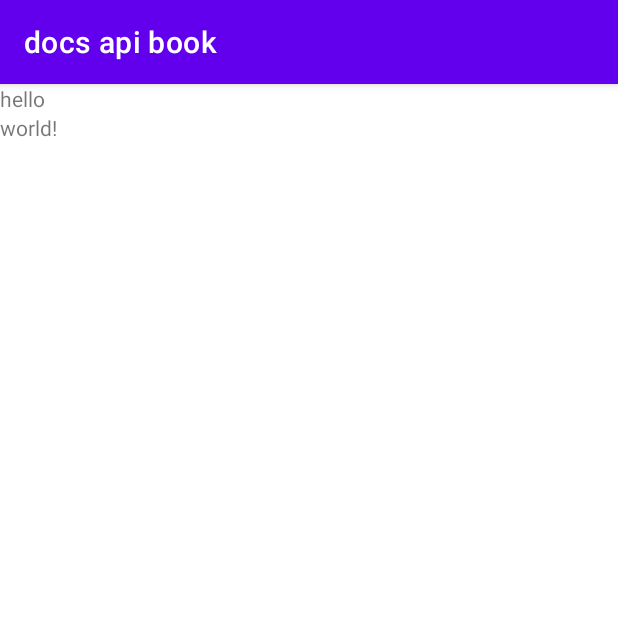
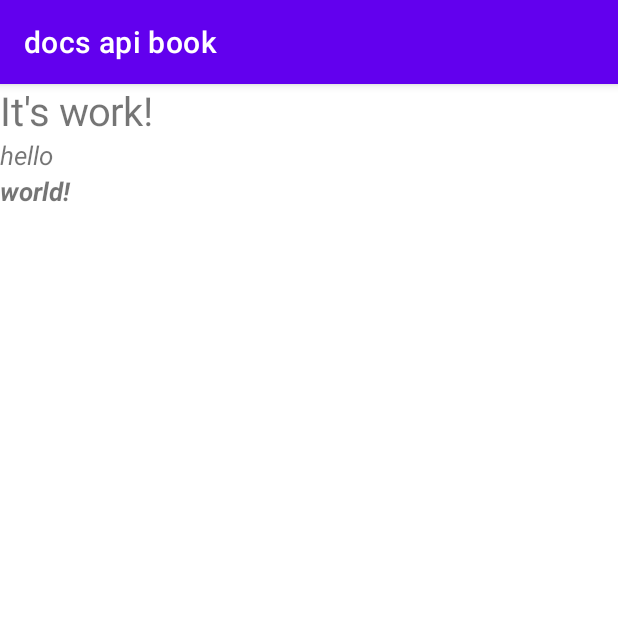
Before and after one commit to intbyte-100/dap, an Android app: the screen it shows after launch (MainActivity), on a phone screen of 412 x 824 dp, the top half of it. Run offline under Robolectric (Android 15) with nearby library versions, the phone set to English and light mode, and no system bars.

Commit message:
add Text styling

```diff
--- a/app/src/main/java/com/intkgc/dap/activities/DocsPageFragment.kt
+++ b/app/src/main/java/com/intkgc/dap/activities/DocsPageFragment.kt
@@ -1,7 +1,9 @@
 package com.intkgc.dap.activities
 
 import android.annotation.SuppressLint
+import android.graphics.Typeface
 import android.os.Bundle
+import android.util.TypedValue
 import android.view.LayoutInflater
 import android.view.View
 import android.view.ViewGroup
@@ -15,13 +17,29 @@ import com.intkgc.dap.provider.ElementsProvider
 import com.intkgc.dap.provider.TestElementsProvider
 
 class DocsPageFragment : Fragment(), PageBuilder {
+    private lateinit var layout: LinearLayout
     lateinit var elementsProvider: ElementsProvider
-    lateinit var layout: LinearLayout
+
 
     override fun addText(text: String, vararg style: TextStyle) {
         val textView = TextView(this.context)
         textView.text = text
         layout.addView(textView)
+
+        style.forEach {
+            when(it){
+                TextStyle.BOLD -> textView.setTypeface(Typeface.DEFAULT, Typeface.BOLD)
+                TextStyle.ITALIC -> textView.setTypeface(Typeface.DEFAULT,
+                    if(textView.typeface.isBold)
+                        Typeface.BOLD_ITALIC
+                    else
+                        Typeface.ITALIC)
+                TextStyle.NORMAL -> textView.setTypeface(Typeface.DEFAULT, Typeface.NORMAL)
+                TextStyle.SMALL -> textView.setTextSize(TypedValue.COMPLEX_UNIT_DIP, 12.5f)
+                TextStyle.MEDIUM -> textView.setTextSize(TypedValue.COMPLEX_UNIT_DIP, 17.5f)
+                TextStyle.HUGE -> textView.setTextSize(TypedValue.COMPLEX_UNIT_DIP, 26.5f)
+            }
+        }
     }
 
     override fun addCodePanel(code: String, language: String) {
--- a/app/src/main/java/com/intkgc/dap/page/Text.kt
+++ b/app/src/main/java/com/intkgc/dap/page/Text.kt
@@ -1,6 +1,6 @@
 package com.intkgc.dap.page
 
-class Text(var text: String = "", vararg var style: TextStyle = arrayOf(TextStyle.normal)) : Element() {
+class Text(var text: String = "", vararg var style: TextStyle = arrayOf(TextStyle.NORMAL)) : Element() {
 
     override fun inflate(builder: PageBuilder) {
         builder.addText(text, *style)
--- a/app/src/main/java/com/intkgc/dap/page/TextStyle.kt
+++ b/app/src/main/java/com/intkgc/dap/page/TextStyle.kt
@@ -1,7 +1,10 @@
 package com.intkgc.dap.page
 
 enum class TextStyle {
-    bold,
-    italian,
-    normal
+    BOLD,
+    ITALIC,
+    NORMAL,
+    SMALL,
+    MEDIUM,
+    HUGE
 }
--- a/app/src/main/java/com/intkgc/dap/provider/TestElementsProvider.kt
+++ b/app/src/main/java/com/intkgc/dap/provider/TestElementsProvider.kt
@@ -2,12 +2,14 @@ package com.intkgc.dap.provider
 
 import com.intkgc.dap.page.Element
 import com.intkgc.dap.page.Text
+import com.intkgc.dap.page.TextStyle
 
 class TestElementsProvider() : ElementsProvider {
 
-    override val elementsList: MutableList<Element> = arrayListOf(Text("hello"), Text("world!"))
-
-
+    override val elementsList: MutableList<Element> = arrayListOf(
+        Text("It's work!", TextStyle.HUGE),
+        Text("hello", TextStyle.MEDIUM, TextStyle.ITALIC),
+        Text("world!", TextStyle.MEDIUM,TextStyle.BOLD, TextStyle.ITALIC))
 
     override fun parse(pageMarkdown: String) {
         TODO("Not yet implemented")
--- a/app/src/main/res/layout/docs_fragment.xml
+++ b/app/src/main/res/layout/docs_fragment.xml
@@ -1,9 +1,11 @@
 <?xml version="1.0" encoding="utf-8"?>
-<LinearLayout xmlns:android="http://schemas.android.com/apk/res/android"
-
-    android:id="@+id/docs_fragment_linear_layout"
+<ScrollView xmlns:android="http://schemas.android.com/apk/res/android"
     android:layout_width="match_parent"
-    android:layout_height="match_parent"
-    android:orientation="vertical">
-
-</LinearLayout>
+    android:layout_height="match_parent">
+    <LinearLayout
+        android:id="@+id/docs_fragment_linear_layout"
+        android:layout_width="match_parent"
+        android:layout_height="wrap_content"
+        android:orientation="vertical">
+    </LinearLayout>
+</ScrollView>
```
